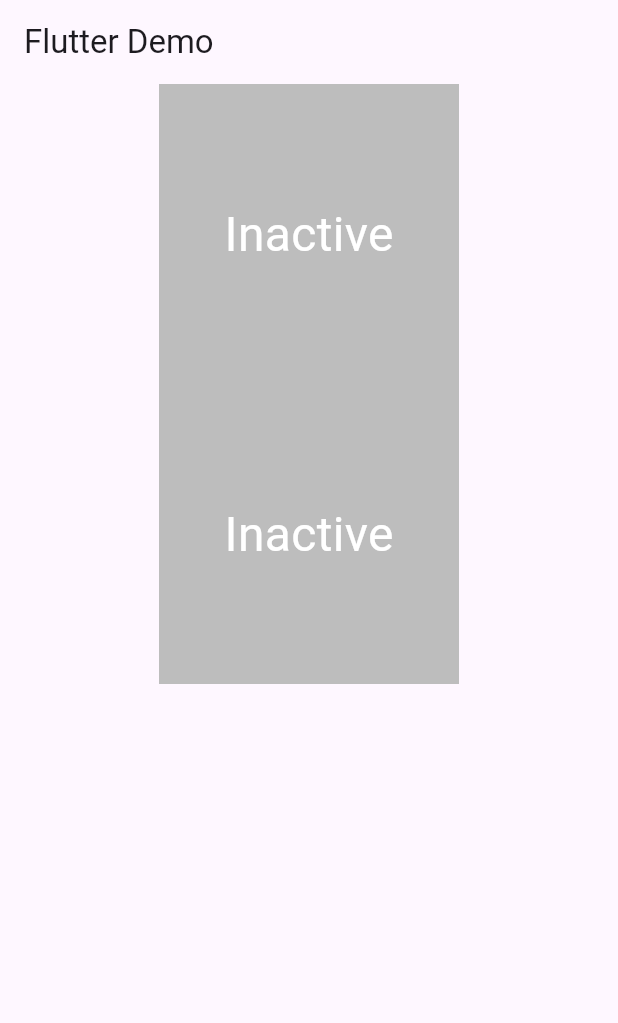
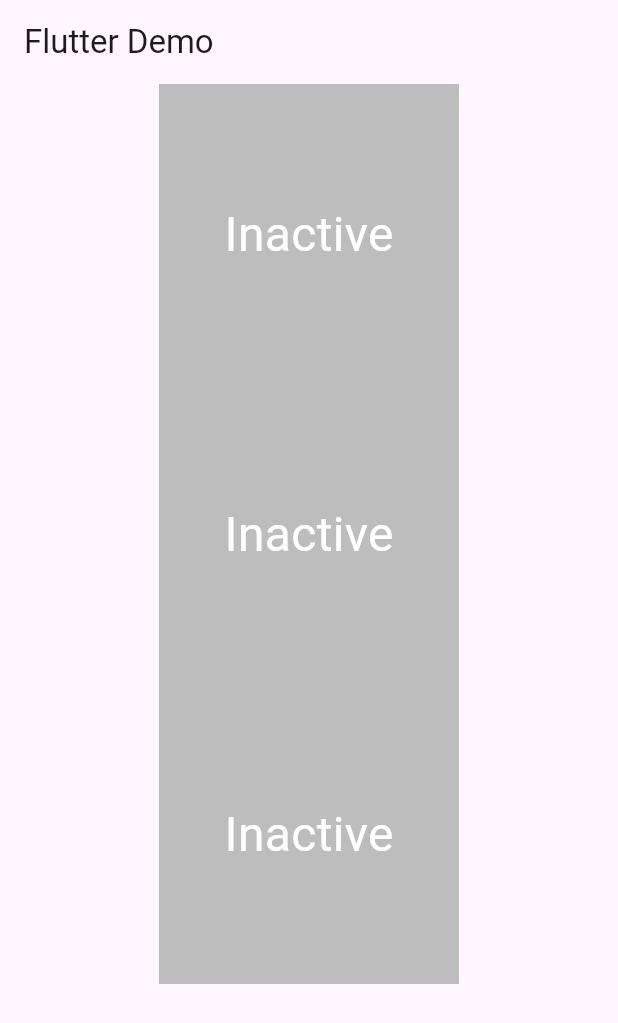
Before and after one commit to sereneheart888/Flutter-Manage-State, a Flutter app: the screen it shows after launch, on a phone screen of 412 x 824 dp. Shown: the top 1023 px of the screen. Run offline on Flutter 3.47's test engine with Material 3 defaults, Android fonts, the phone set to English and light mode, and no system bars.

Commit message:
[U] For managing state mix-match

```diff
--- a/flutter_manage_state/lib/main.dart
+++ b/flutter_manage_state/lib/main.dart
@@ -1,7 +1,4 @@
-import 'dart:ffi';
-
 import 'package:flutter/material.dart';
-import 'package:flutter/widgets.dart';
 
 class TapboxA extends StatefulWidget {
   const TapboxA({super.key});
@@ -61,7 +58,7 @@
   @override
   Widget build(BuildContext context) {
     return SizedBox(
-      child: TapboxB(
+      child: TapboxC(
         active: _active,
         onChanged: _handleTapChanged,
       ),
@@ -69,8 +66,8 @@
   }
 }
 
-class TapboxB extends StatelessWidget {
-  const TapboxB({
+class TapboxC extends StatefulWidget {
+  const TapboxC({
     super.key,
     this.active = false,
     required this.onChanged,
@@ -79,23 +76,54 @@
   final bool active;
   final ValueChanged<bool> onChanged;
 
+  @override
+  State<TapboxC> createState() => _TapboxCState();
+}
+
+class _TapboxCState extends State<TapboxC> {
+  bool _highlights = false;
+
+  void _hadleTapDown(TapDownDetails details) {
+    setState(() {
+      _highlights = true;
+    });
+  }
+
+  void _handleTapUp(TapUpDetails details) {
+    setState(() {
+      _highlights = false;
+    });
+  }
+
+  void _handleTapCancel() {
+    setState(() {
+      _highlights = false;
+    });
+  }
+
   void _handleTap() {
-    onChanged(!active);
+    widget.onChanged(!widget.active);
   }
 
   @override
   Widget build(BuildContext context) {
     return GestureDetector(
+      onTapDown: _hadleTapDown,
+      onTapUp: _handleTapUp,
+      onTapCancel: _handleTapCancel,
       onTap: _handleTap,
       child: Container(
         width: 200,
         height: 200,
         decoration: BoxDecoration(
-          color: active ? Colors.lightGreen[700] : Colors.grey[400],
+          color: widget.active ? Colors.lightGreen[700] : Colors.grey[400],
+          border: _highlights
+              ? Border.all(color: Colors.teal[700]!, width: 10)
+              : null,
         ),
         child: Center(
           child: Text(
-            active ? 'Active' : 'Inactive',
+            widget.active ? 'Active' : 'Inactive',
             style: const TextStyle(fontSize: 32, color: Colors.white),
           ),
         ),
@@ -127,6 +155,11 @@
                 child: ParentWidget(),
               ),
             ),
+            SizedBox(
+              child: Center(
+                child: ParentWidget(),
+              ),
+            )
           ],
         ),
       ),
```
